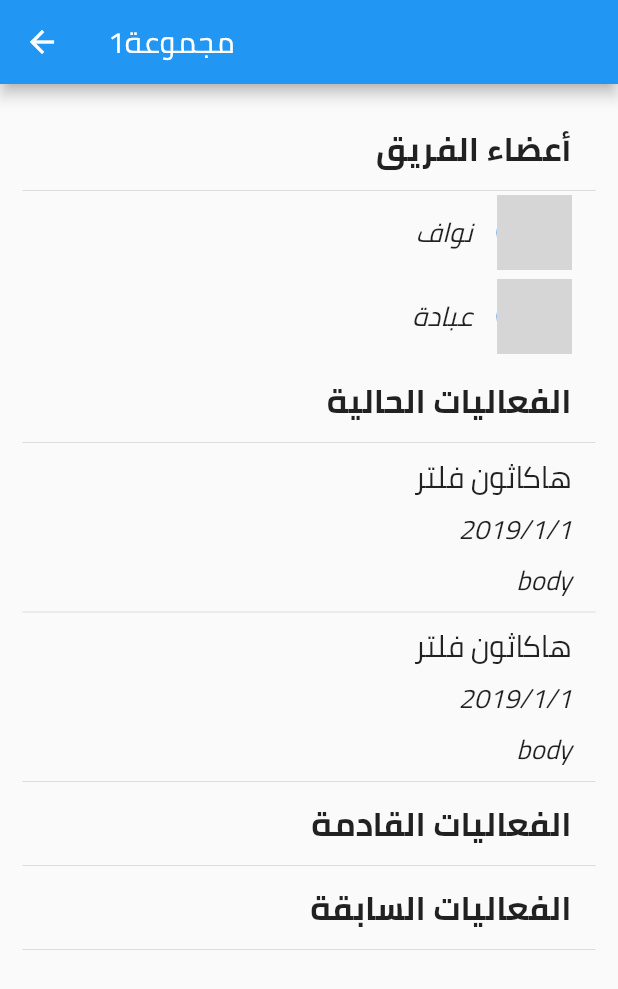
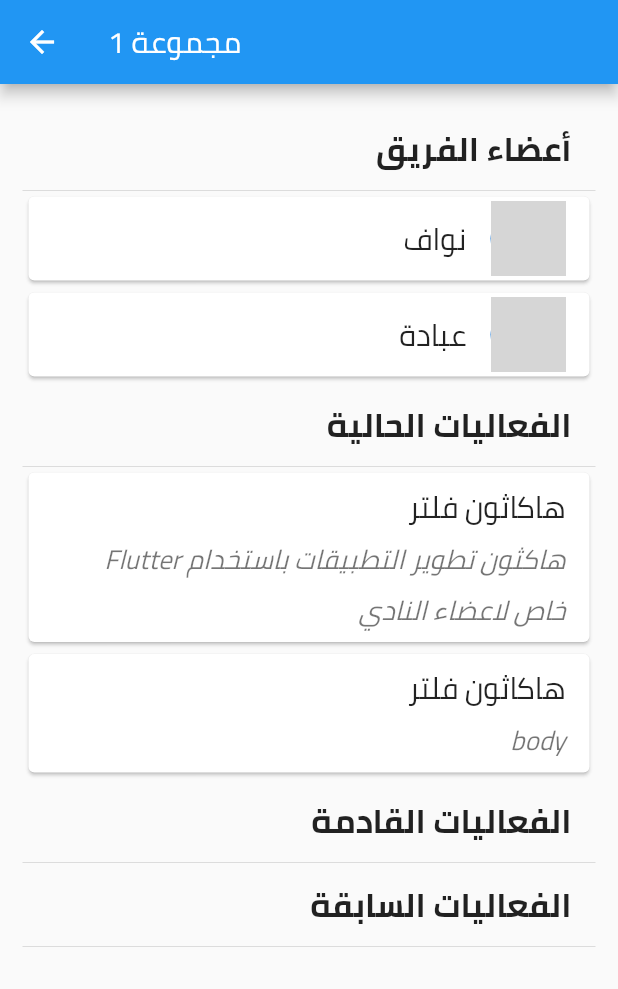
Before and after one commit to nawif/FTC-HACKATHON-FLUTTER, a Flutter app: the screen it shows after launch, after a tap on "مجموعة عبادة الأسطورة", on a phone screen of 412 x 824 dp. Shown: the top 989 px of the screen. Run offline on Flutter 3.47's test engine with Material 2 defaults, Android fonts, the phone set to English and light mode, and no system bars; our stand-ins replace percent_indicator; network calls fail; grey boxes are pictures that could not be loaded.

Commit message:
new card design

```diff
--- a/lib/eventDetails.dart
+++ b/lib/eventDetails.dart
@@ -48,7 +48,7 @@ class eventDetails extends StatelessWidget {
                     new TextStyle(fontWeight: FontWeight.bold, fontSize: 25.0),
                   ),
                   circularStrokeCap: CircularStrokeCap.round,
-                  progressColor: Colors.purple,
+                  progressColor: Colors.deepOrangeAccent,
                 ),
               ),
             ],
--- a/lib/groupView.dart
+++ b/lib/groupView.dart
@@ -24,7 +24,7 @@ class GroupView extends StatelessWidget {
   List<Member> members = new List();
   List<Event> events = new List();
   List<Event> currentEvents = new List();
-  List<Event> prevEvents = new List();
+  final List<Event> prevEvents = new List();
   List<Event> comingEvents = new List();
 
   void initState() {
@@ -60,7 +60,7 @@ class GroupView extends StatelessWidget {
   Widget build(BuildContext context) {
     return Scaffold(
       appBar: AppBar(
-        title: Text('مجموعة' + groupId.toString()),
+        title: Text('مجموعة ' + groupId.toString()),
       ),
       body: Directionality(
         textDirection: TextDirection.rtl,
@@ -84,39 +84,38 @@ class GroupView extends StatelessWidget {
               if (position == members.length + currentEvents.length + 3 + comingEvents.length) {
                 return getColTitle("الفعاليات السابقة", context);
               }
-              return getColEvent(prevEvents[position - (members.length + currentEvents.length + 4 + comingEvents.length)], context);
+              return getColEvent( prevEvents[position - (members.length + currentEvents.length + 4 + comingEvents.length)], context);
             }),
       ),
     );
   }
 
+
   Widget getColMember(int position, BuildContext context) {
-    return new Container(
-//      height: 50,
-        child: new Column(
+    return new Column(
+      children: <Widget>[
+        Center(
+          child: Card(
+            child: Column(
+              mainAxisSize: MainAxisSize.min,
               children: <Widget>[
                 ListTile(
                   title: Text(
                     '${members[position - 1].name}',
-            style: Theme.of(context).textTheme.body1,
                   ),
-//          subtitle: Text(
-//            '${members[position - 1].body}',
-//            style: new TextStyle(
-//              fontSize: 18.0,
-//              fontStyle: FontStyle.italic,
-//            ),
-//          ),
                   leading: Container(
                     child: CircleAvatar(
                       backgroundImage: NetworkImage('${members[position - 1].url}'),
                       radius: 25.0,
                     ),
                   ),
-//          onTap: () => _onTapItem(context, members[position - 1]),
                 ),
               ],
-    ));
+            ),
+          ),
+        )
+      ],
+    );
   }
 
   Column getColTitle(String title, BuildContext context) {
@@ -136,18 +135,20 @@ class GroupView extends StatelessWidget {
   Column getColEvent(Event e, BuildContext context) {
     return new Column(
       children: <Widget>[
+    Center(
+      child: Card(
+        child: Column(
+          mainAxisSize: MainAxisSize.min,
+          children: <Widget>[
               ListTile(
-          title: Text(
-            e.name,
-            style: Theme.of(context).textTheme.subhead,
-          ),
-          subtitle: Text(
-            e.date + "\n" + e.body,
-            style: Theme.of(context).textTheme.body1,
-          ),
+                title: Text(e.name),
+                subtitle: Text(e.body),
                 onTap: () => _onTapItem(context, e),
               ),
-        Divider(height: 0),
+          ],
+        ),
+      ),
+    )
       ],
     );
   }
--- a/lib/post.dart
+++ b/lib/post.dart
@@ -18,7 +18,7 @@ class Group {
 
 
   static Group getDumbData(int id){
-    return new Group(id, 3, "مجموعة عبادة الأسطورة", "هذي مجموعة عبادة", [Event("هاكاثون فلتر", "body", "2019/1/1", [1,1,1], EventType.inProgress), Event("هاكاثون فلتر", "body", "2019/1/1", [1,1,1], EventType.inProgress)], [new Member('https://www.ftcksu.com/v1/users/getUserImage/${id}', "نواف", 1),new Member('https://www.ftcksu.com/v1/users/getUserImage/${id+1}', "عبادة", 62)]);
+    return new Group(id, 3, "مجموعة عبادة الأسطورة", "هذي مجموعة عبادة", [Event("هاكاثون فلتر", "هاكثون تطوير التطبيقات باستخدام Flutter خاص لاعضاء النادي", "2019/1/1", [1,1,1], EventType.inProgress), Event("هاكاثون فلتر", "body", "2019/1/1", [1,1,1], EventType.inProgress)], [new Member('https://www.ftcksu.com/v1/users/getUserImage/${id}', "نواف", 1),new Member('https://www.ftcksu.com/v1/users/getUserImage/${id+1}', "عبادة", 62)]);
   }
 }
 
```
Lines whose indentation alone changed are shown as unchanged.
